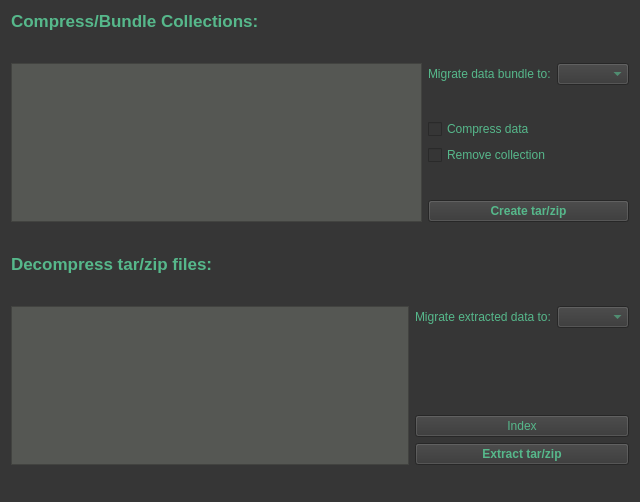
Above: gui/ui-files/tabDataCompression.ui from iBridges-for-iRODS/iBridges before the change. Below: the same form after it.
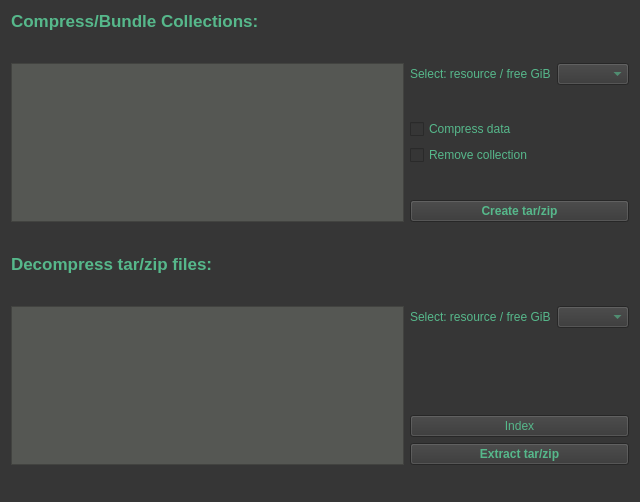
That is the form after the change.

Commit message: [#25] Update resource display strings

```diff
--- a/gui/ui-files/tabDataCompression.ui
+++ b/gui/ui-files/tabDataCompression.ui
@@ -97,7 +97,7 @@
          <item>
           <widget class="QLabel" name="label">
            <property name="text">
-            <string>Migrate data bundle to:</string>
+            <string>Select: resource / free GiB</string>
            </property>
           </widget>
          </item>
@@ -261,7 +261,7 @@
          <item>
           <widget class="QLabel" name="label_4">
            <property name="text">
-            <string>Migrate extracted data to:</string>
+            <string>Select: resource / free GiB</string>
            </property>
           </widget>
          </item>
```
The commit also changes 2 other files.
